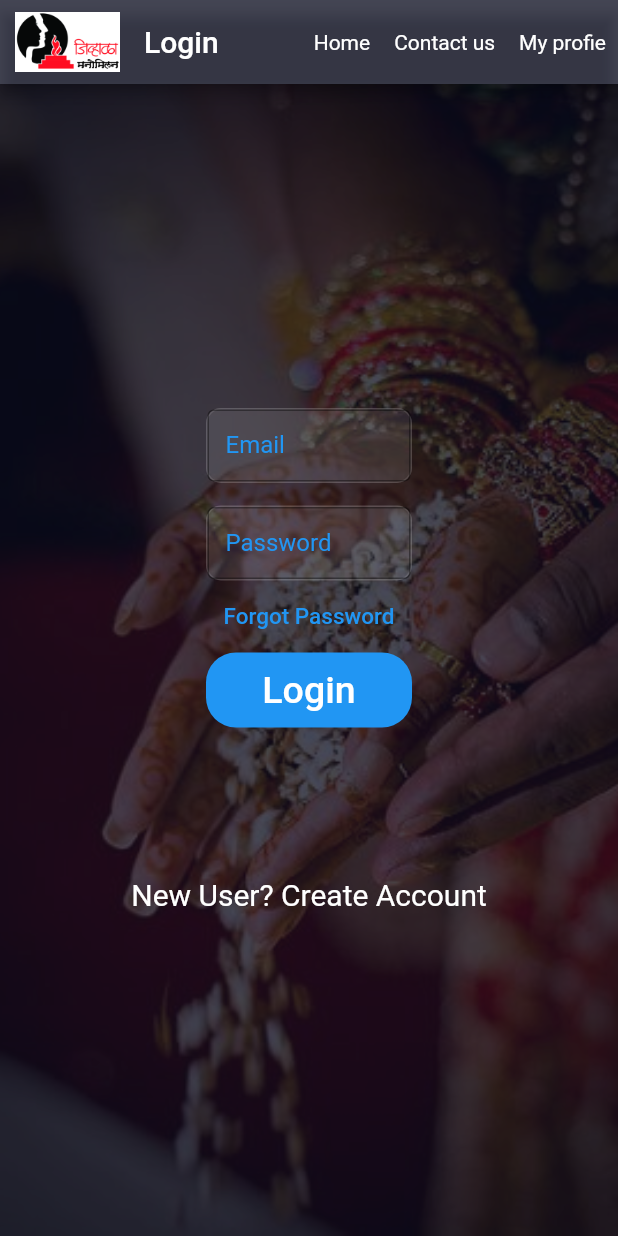
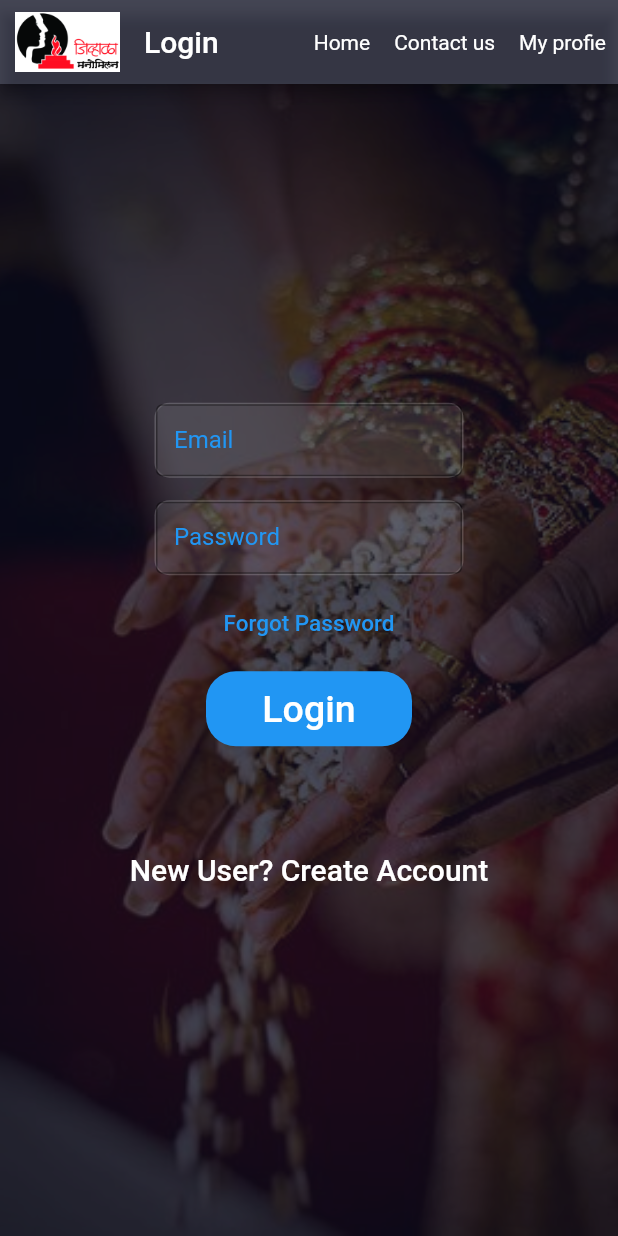
Before and after one commit to jihala/manomilan, a Flutter app: the screen it shows after launch, on a phone screen of 412 x 824 dp. Run offline on Flutter 3.47's test engine with Material 2 defaults, Android fonts, the phone set to English and light mode, and no system bars; our stand-ins replace flutter_datetime_picker, fluttertoast; missing offline and left inert: dart:html; accounts and stored records are empty.

Commit message:
view remaining

```diff
--- a/manomilan/lib/screens/login.dart
+++ b/manomilan/lib/screens/login.dart
@@ -80,7 +80,7 @@ class _LoginScreenState extends State<LoginScreen> {
                                 10.0) //                 <--- border radius here
                             ),
                       ),
-                      width: platformWidth / 3,
+                      width: platformWidth / 2,
                       child: const TextField(
                         style: TextStyle(color: Colors.white),
                         decoration: InputDecoration(
@@ -106,7 +106,7 @@ class _LoginScreenState extends State<LoginScreen> {
                             ),
                       ),
                       height: 50,
-                      width: platformWidth / 3,
+                      width: platformWidth / 2,
                       child: const TextField(
                         style: TextStyle(color: Colors.white),
                         obscureText: true,
@@ -118,13 +118,16 @@ class _LoginScreenState extends State<LoginScreen> {
                       ),
                     ),
                   ),
-                  FlatButton(
+                  Padding(
+                    padding: const EdgeInsets.all(8.0),
+                    child: FlatButton(
                       onPressed: () {
                         //TODO FORGOT PASSWORD SCREEN GOES HERE
                       },
                       child: const Text(
                         'Forgot Password',
                         style: TextStyle(color: Colors.blue, fontSize: 15),
+                      ),
                     ),
                   ),
                   Container(
@@ -147,10 +150,12 @@ class _LoginScreenState extends State<LoginScreen> {
                     ),
                   ),
                   const SizedBox(
-                    height: 100,
+                    height: 50,
                   ),
-                  InkWell(
-                    onTap: () {
+                  Padding(
+                    padding: const EdgeInsets.all(8.0),
+                    child: FlatButton(
+                      onPressed: () {
                         Navigator.push(
                             context,
                             MaterialPageRoute(
@@ -158,6 +163,7 @@ class _LoginScreenState extends State<LoginScreen> {
                       },
                       child: const Text('New User? Create Account',
                           style: TextStyle(color: Colors.white, fontSize: 20)),
+                    ),
                   )
                 ],
               ),
```
Also changed, not shown: 1 other file. Lines whose indentation alone changed are shown as unchanged.
